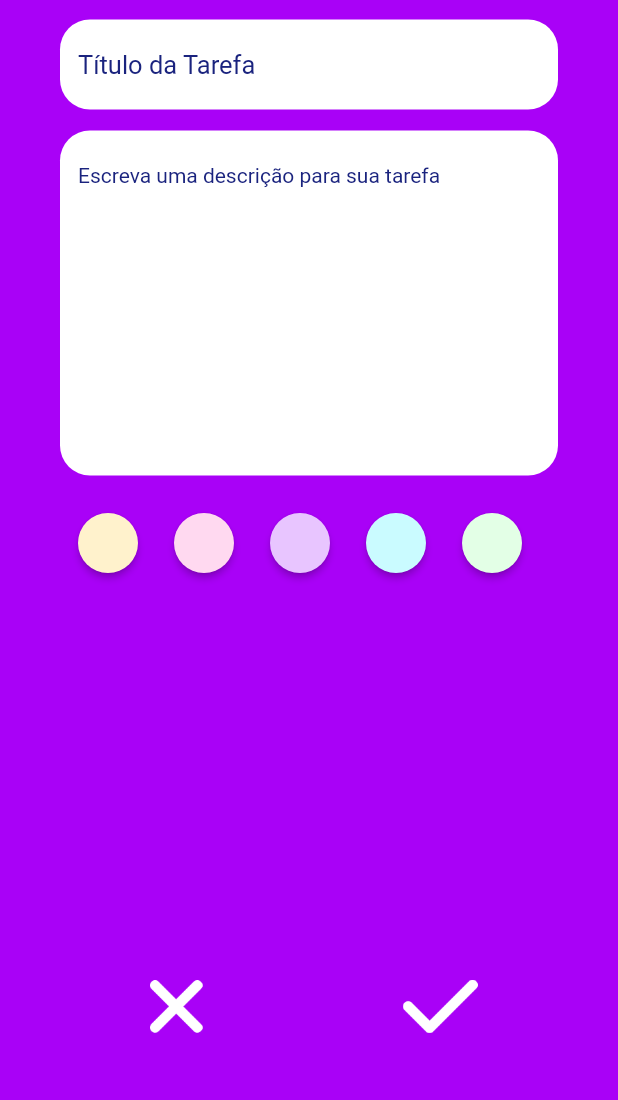
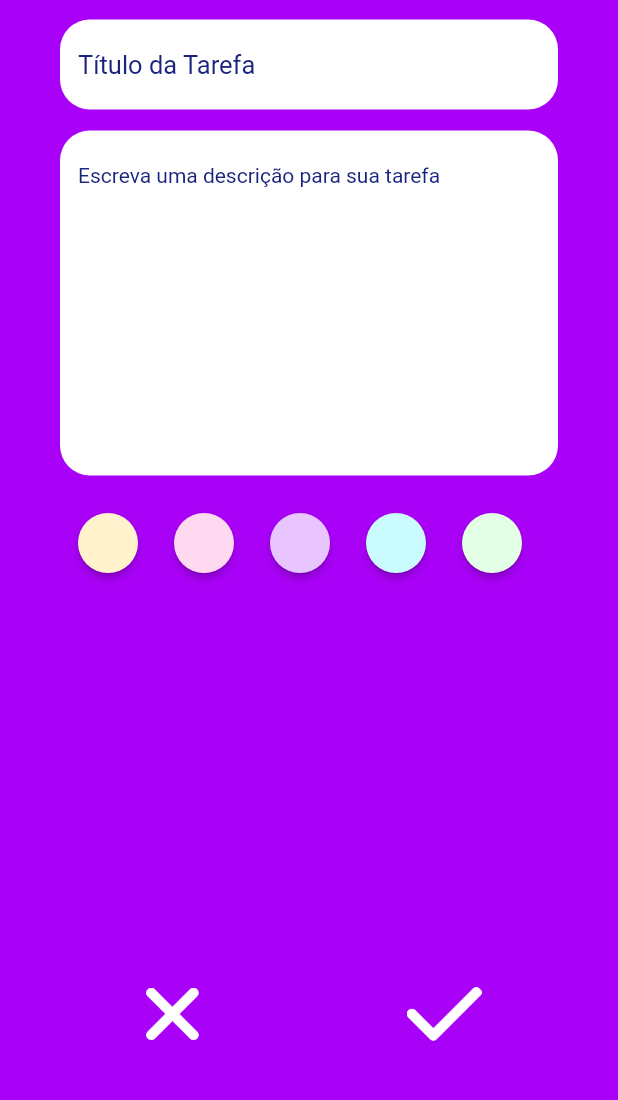
Before and after one commit to Lovepeople-BR/equipe-1, a Flutter app: the NovaTarefa screen opened directly, on a phone screen of 412 x 824 dp, the part 135-1235 px from its top. Run offline on Flutter 3.47's test engine with Material 2 defaults, Android fonts, the phone set to English and light mode, and no system bars; our stand-ins replace dotted_line.

Commit message:
adicionado validator e correção de padding

```diff
--- a/lib/main.dart
+++ b/lib/main.dart
@@ -21,7 +21,7 @@ class MyApp extends StatelessWidget {
             .purple, // or Colors.green or any color darker than white (this is line 66)
         accentColor: Colors.black,
       ),
-      home: Login(),
+      home: NovaTarefa(),
     );
   }
 }
--- a/lib/view/nova-tarefa/tarefas.dart
+++ b/lib/view/nova-tarefa/tarefas.dart
@@ -111,7 +111,7 @@ class NovaTarefa extends StatelessWidget {
         ),
       ),
       bottomNavigationBar: Padding(
-        padding: const EdgeInsets.all(30),
+        padding: const EdgeInsets.all(25),
         child: Row(
           mainAxisAlignment: MainAxisAlignment.spaceAround,
           children: [
```
